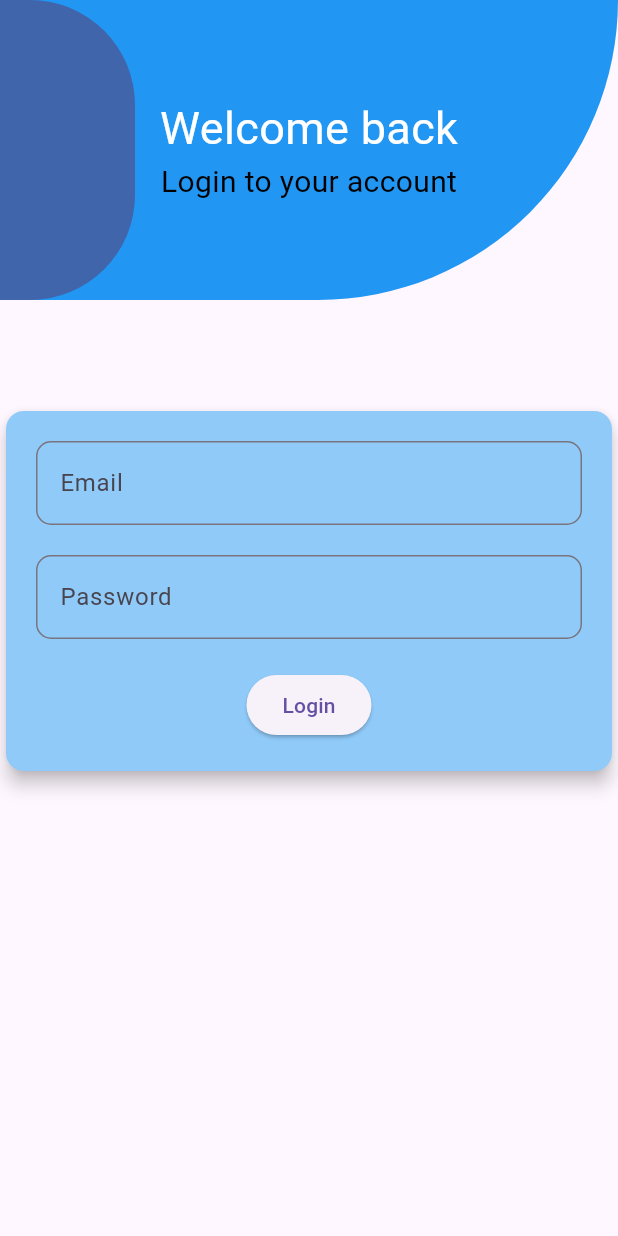
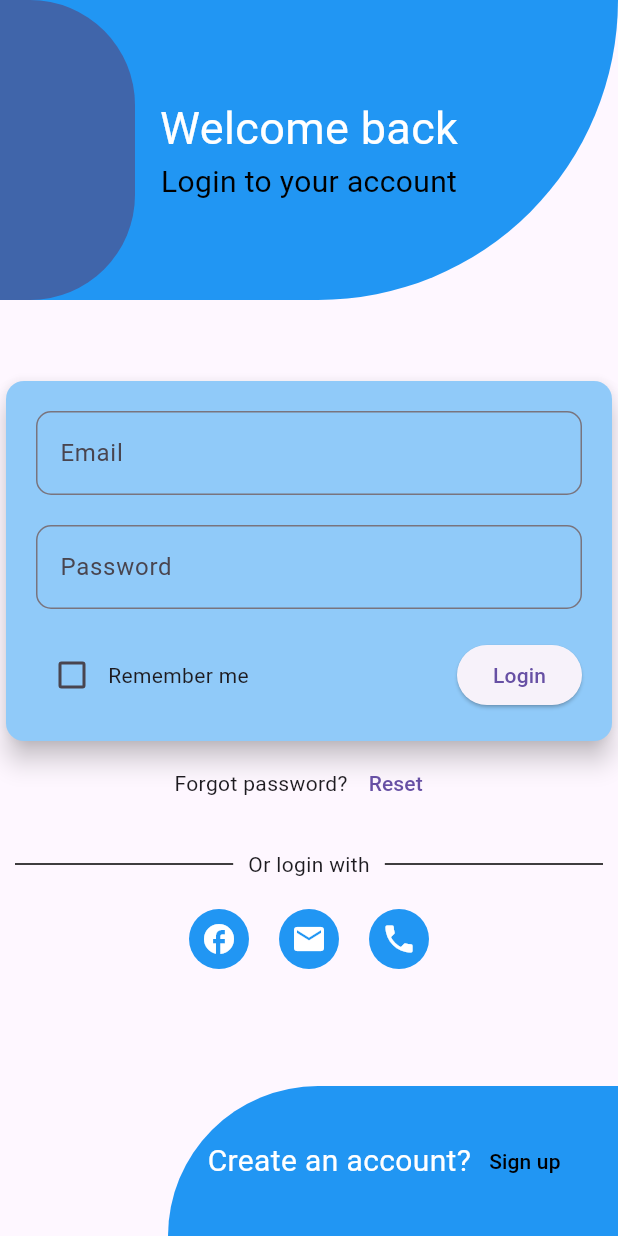
Before and after one commit to hrikhan/video_app_ui, a Flutter app: the screen it shows after launch, on a phone screen of 412 x 824 dp. Run offline on Flutter 3.47's test engine with Material 3 defaults, Android fonts, the phone set to English and light mode, and no system bars; our stand-ins replace flutter_screenutil.

Commit message:
final commit

```diff
--- a/lib/login_page.dart
+++ b/lib/login_page.dart
@@ -6,7 +6,9 @@ class LoginPage extends StatelessWidget {
   @override
   Widget build(BuildContext context) {
     return Scaffold(
-      body: Column(
+      body: Stack(
+        children: [
+          Column(
             children: [
               Stack(children: [
                 Container(
@@ -46,11 +48,11 @@ class LoginPage extends StatelessWidget {
                 )
               ]),
               SizedBox(
-            height: 70,
+                height: 50,
               ),
               Card(
                 color: Colors.blue[200],
-            elevation: 5,
+                elevation: 7,
                 child: Padding(
                   padding: const EdgeInsets.all(20.0),
                   child: Column(
@@ -78,10 +80,128 @@ class LoginPage extends StatelessWidget {
                       SizedBox(
                         height: 20,
                       ),
+                      Row(
+                        mainAxisAlignment: MainAxisAlignment.spaceBetween,
+                        children: [
+                          Row(
+                            children: [
+                              Checkbox(value: false, onChanged: (value) {}),
+                              Text('Remember me'),
+                            ],
+                          ),
                           ElevatedButton(
                             onPressed: () {},
                             child: Text('Login'),
                           ),
+                        ],
+                      ),
+                    ],
+                  ),
+                ),
+              ),
+              Row(
+                mainAxisAlignment: MainAxisAlignment.center,
+                children: [
+                  Text('Forgot password?'),
+                  TextButton(
+                    onPressed: () {},
+                    child: Text('Reset'),
+                  ),
+                ],
+              ),
+              SizedBox(
+                height: 20,
+              ),
+              Row(
+                mainAxisAlignment: MainAxisAlignment.spaceBetween,
+                children: [
+                  Expanded(
+                    child: Divider(
+                      color: Colors.black,
+                      thickness: 1,
+                      indent: 10,
+                      endIndent: 10,
+                    ),
+                  ),
+                  Text('Or login with'),
+                  Expanded(
+                    child: Divider(
+                      color: Colors.black,
+                      thickness: 1,
+                      indent: 10,
+                      endIndent: 10,
+                    ),
+                  ),
+                ],
+              ),
+              SizedBox(
+                height: 20,
+              ),
+              Row(
+                mainAxisAlignment: MainAxisAlignment.center,
+                children: [
+                  CircleAvatar(
+                    radius: 20,
+                    backgroundColor: Colors.blue,
+                    child: Icon(
+                      Icons.facebook,
+                      color: Colors.white,
+                    ),
+                  ),
+                  SizedBox(
+                    width: 20,
+                  ),
+                  CircleAvatar(
+                    radius: 20,
+                    backgroundColor: Colors.blue,
+                    child: Icon(
+                      Icons.email,
+                      color: Colors.white,
+                    ),
+                  ),
+                  SizedBox(
+                    width: 20,
+                  ),
+                  CircleAvatar(
+                    radius: 20,
+                    backgroundColor: Colors.blue,
+                    child: Icon(Icons.phone, color: Colors.white),
+                  ),
+                ],
+              ),
+            ],
+          ),
+          Positioned(
+            bottom: 0,
+            right: 0,
+            child: Container(
+              height: 100,
+              width: 300,
+              decoration: BoxDecoration(
+                color: Colors.blue,
+                borderRadius: BorderRadius.only(
+                  topLeft: Radius.circular(300),
+                ),
+              ),
+              child: Row(
+                mainAxisAlignment: MainAxisAlignment.center,
+                children: [
+                  Center(
+                    child: Text(
+                      'Create an account?',
+                      style: TextStyle(
+                        fontSize: 20,
+                        color: Colors.white,
+                      ),
+                    ),
+                  ),
+                  TextButton(
+                      autofocus: true,
+                      onPressed: () {},
+                      child: Text(
+                        'Sign up',
+                        style: TextStyle(color: Colors.black),
+                      ))
                 ],
               ),
             ),
```
Lines whose indentation alone changed are shown as unchanged.
